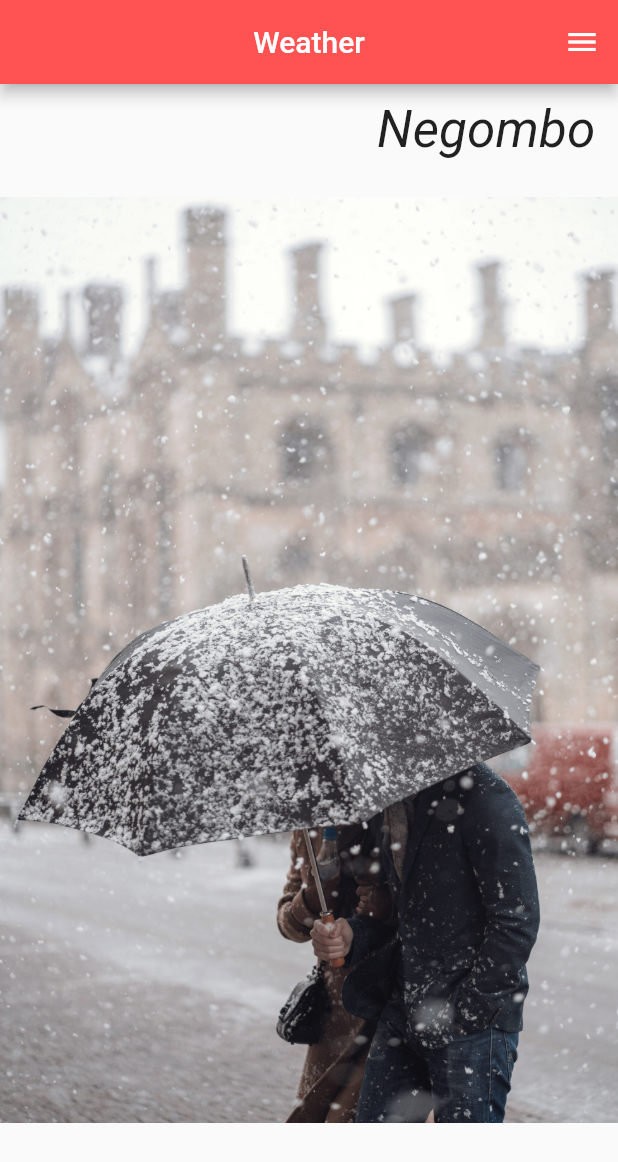
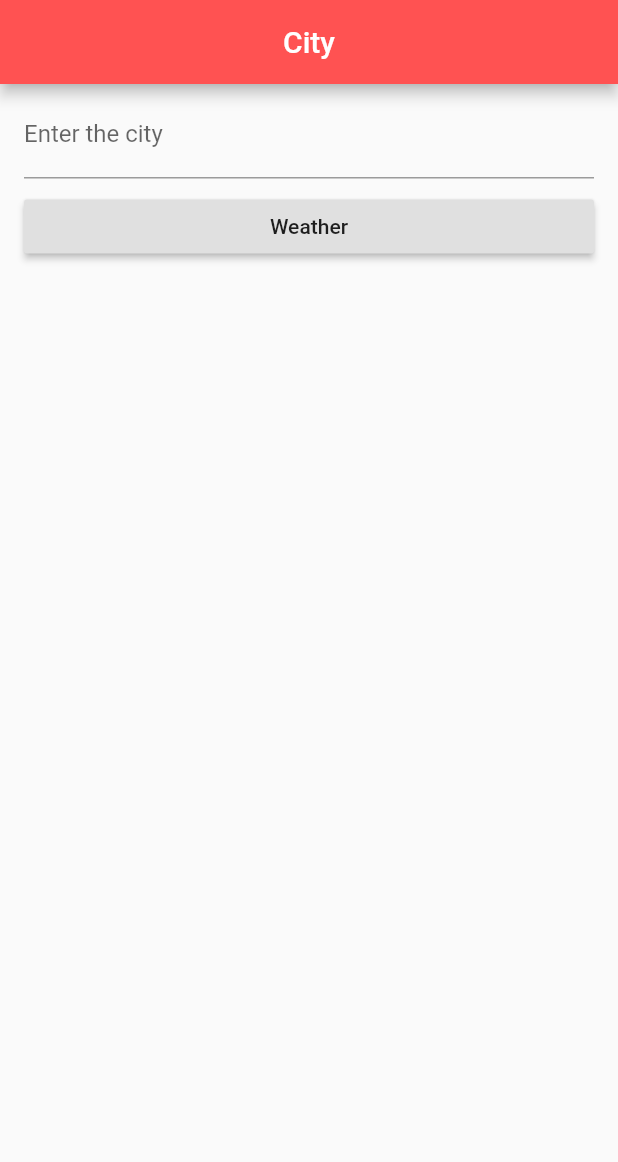
Before and after one commit to udith-shalinda/weather_app, a Flutter app: the screen it shows after launch, on a phone screen of 412 x 824 dp. Shown: the top 1162 px of the screen. Run offline on Flutter 3.47's test engine with Material 2 defaults, Android fonts, the phone set to English and light mode, and no system bars.

Commit message:
navigate between two widgets

```diff
--- a/lib/main.dart
+++ b/lib/main.dart
@@ -1,10 +1,11 @@
  import 'package:flutter/material.dart';
 
 import './ui/weather.dart';
+import './ui/city.dart';
 
 void main() =>
     runApp(
       new MaterialApp(
         title:'Weather app',
-        home: new Weather(),
+        home: new City(),
       ));
--- /dev/null
+++ b/lib/ui/city.dart
@@ -0,0 +1,46 @@
+import 'package:flutter/material.dart';
+
+import './weather.dart';
+
+class City extends StatefulWidget {
+  @override
+  _CityState createState() => _CityState();
+}
+
+class _CityState extends State<City> {
+  var _cityName = new TextEditingController();
+
+  @override
+  Widget build(BuildContext context) {
+    return Scaffold(
+      appBar: AppBar(
+        centerTitle: true,
+        title: new Text("City"),
+        backgroundColor: Colors.redAccent,
+      ),
+      body: new ListView(
+        children: <Widget>[
+          new ListTile(
+            title: new TextField(
+              controller: _cityName,
+              decoration: new InputDecoration(
+                labelText: "Enter the city"
+              ),
+            ),
+          ),
+          new ListTile(
+            title: new RaisedButton(
+                child: new Text("Weather"),
+                onPressed: (){
+                  var router = new MaterialPageRoute(
+                      builder: (BuildContext context){
+                        return new Weather(city:_cityName.text);
+                      });
+                  Navigator.of(context).push(router);
+                })
+          )
+        ],
+      )
+    );
+  }
+}
--- a/lib/ui/weather.dart
+++ b/lib/ui/weather.dart
@@ -6,6 +6,9 @@ import 'dart:convert';
 import '../util/utils.dart' as util;
 
 class  Weather extends StatefulWidget {
+  final String city;
+  Weather({Key key,this.city}):super(key :key);
+
   @override
   WeatherState createState() => WeatherState();
 }
@@ -13,7 +16,7 @@ class  Weather extends StatefulWidget {
 class WeatherState extends State<Weather> with SingleTickerProviderStateMixin {
 
   void showWeather() async{
-    Map data = await getWeather(util.apiId, util.defaultCity);
+    Map data = await getWeather(util.apiId, "${widget.city}");
     print(data.toString());
   }
 
@@ -43,7 +46,7 @@ class WeatherState extends State<Weather> with SingleTickerProviderStateMixin {
             alignment: Alignment.topRight,
             margin: new EdgeInsets.fromLTRB(0, 10, 15, 0),
             child: new Text(
-                'Negombo',
+                "${widget.city}",
                 style: new TextStyle(
                   fontSize: 34,
                   fontStyle: FontStyle.italic
@@ -52,7 +55,7 @@ class WeatherState extends State<Weather> with SingleTickerProviderStateMixin {
           ),
           new Container(
             margin: new EdgeInsets.fromLTRB(25, 400, 0, 0),
-            child: UpdateTempWidget('Negombo'),
+            child: UpdateTempWidget("${widget.city}"),
           )
         ],
       ),
```
